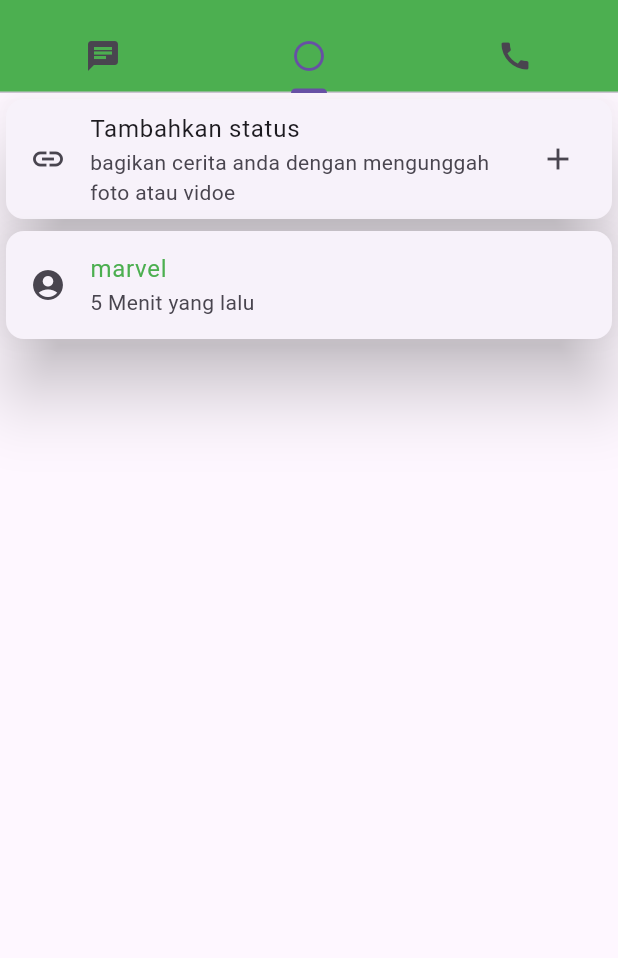
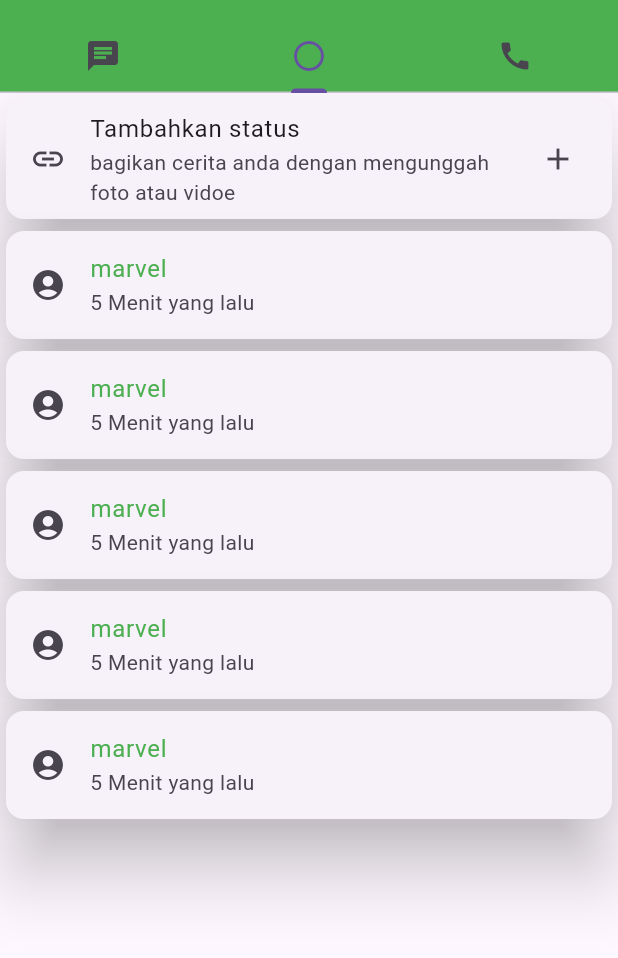
Before and after one commit to iibrahimboim/Flutter_WhatsApp_Ui, a Flutter app: the screen it shows after launch, tab 2 chosen, on a phone screen of 412 x 824 dp, the part 63-1021 px from its top. Run offline on Flutter 3.47's test engine with Material 3 defaults, Android fonts, the phone set to English and light mode, and no system bars.

Commit message:
secc commit

```diff
--- a/lib/main.dart
+++ b/lib/main.dart
@@ -39,14 +39,14 @@ class _HomePageState extends State<HomePage> {
         ),
         body: TabBarView(
           children: [
-            Column(
+            ListView(
               children: [
                 Card(
                   elevation: 20,
                   child: ListTile(
                     leading: Icon(Icons.person),
                     title: Text("Boim"),
-                    subtitle: Text("Kamuu lagi apa baim"),
+                    subtitle: Text("Kamuu lagi apa bus"),
                     trailing: Text("50", style: TextStyle(color: Colors.green)),
                   ),
                 ),
@@ -55,13 +55,76 @@ class _HomePageState extends State<HomePage> {
                   child: ListTile(
                     leading: Icon(Icons.person),
                     title: Text("Boim"),
-                    subtitle: Text("Kamuu lagi apa baim"),
+                    subtitle: Text("Kamuu lagi apa bus"),
+                    trailing: Text("50", style: TextStyle(color: Colors.green)),
+                  ),
+                ),
+                Card(
+                  elevation: 20,
+                  child: ListTile(
+                    leading: Icon(Icons.person),
+                    title: Text("Boim"),
+                    subtitle: Text("Kamuu lagi apa bus"),
+                    trailing: Text("50", style: TextStyle(color: Colors.green)),
+                  ),
+                ),
+                Card(
+                  elevation: 20,
+                  child: ListTile(
+                    leading: Icon(Icons.person),
+                    title: Text("Boim"),
+                    subtitle: Text("Kamuu lagi apa bus"),
+                    trailing: Text("50", style: TextStyle(color: Colors.green)),
+                  ),
+                ),
+                Card(
+                  elevation: 20,
+                  child: ListTile(
+                    leading: Icon(Icons.person),
+                    title: Text("Boim"),
+                    subtitle: Text("Kamuu lagi apa bus"),
+                    trailing: Text("50", style: TextStyle(color: Colors.green)),
+                  ),
+                ),
+                Card(
+                  elevation: 20,
+                  child: ListTile(
+                    leading: Icon(Icons.person),
+                    title: Text("Boim"),
+                    subtitle: Text("Kamuu lagi apa bus"),
+                    trailing: Text("50", style: TextStyle(color: Colors.green)),
+                  ),
+                ),
+                Card(
+                  elevation: 20,
+                  child: ListTile(
+                    leading: Icon(Icons.person),
+                    title: Text("Boim"),
+                    subtitle: Text("Kamuu lagi apa bus"),
+                    trailing: Text("50", style: TextStyle(color: Colors.green)),
+                  ),
+                ),
+                Card(
+                  elevation: 20,
+                  child: ListTile(
+                    leading: Icon(Icons.person),
+                    title: Text("Boim"),
+                    subtitle: Text("Kamuu lagi apa bus"),
+                    trailing: Text("50", style: TextStyle(color: Colors.green)),
+                  ),
+                ),
+                Card(
+                  elevation: 20,
+                  child: ListTile(
+                    leading: Icon(Icons.person),
+                    title: Text("Boim"),
+                    subtitle: Text("Kamuu lagi apa bus"),
                     trailing: Text("50", style: TextStyle(color: Colors.green)),
                   ),
                 ),
               ],
             ),
-            Column(
+            ListView(
               children: [
                 Card(
                   elevation: 20,
@@ -80,9 +143,41 @@ class _HomePageState extends State<HomePage> {
                     subtitle: Text("5 Menit yang lalu"),
                   ),
                 ),
+                Card(
+                  elevation: 20,
+                  child: ListTile(
+                    leading: Icon(Icons.account_circle),
+                    title: Text("marvel", style: TextStyle(color: Colors.green)),
+                    subtitle: Text("5 Menit yang lalu"),
+                  ),
+                ),
+                Card(
+                  elevation: 20,
+                  child: ListTile(
+                    leading: Icon(Icons.account_circle),
+                    title: Text("marvel", style: TextStyle(color: Colors.green)),
+                    subtitle: Text("5 Menit yang lalu"),
+                  ),
+                ),
+                Card(
+                  elevation: 20,
+                  child: ListTile(
+                    leading: Icon(Icons.account_circle),
+                    title: Text("marvel", style: TextStyle(color: Colors.green)),
+                    subtitle: Text("5 Menit yang lalu"),
+                  ),
+                ),
+                Card(
+                  elevation: 20,
+                  child: ListTile(
+                    leading: Icon(Icons.account_circle),
+                    title: Text("marvel", style: TextStyle(color: Colors.green)),
+                    subtitle: Text("5 Menit yang lalu"),
+                  ),
+                ),
               ],
             ),
-            Column(
+            ListView(
               children: [
                 Card(
                   elevation: 20,
```
